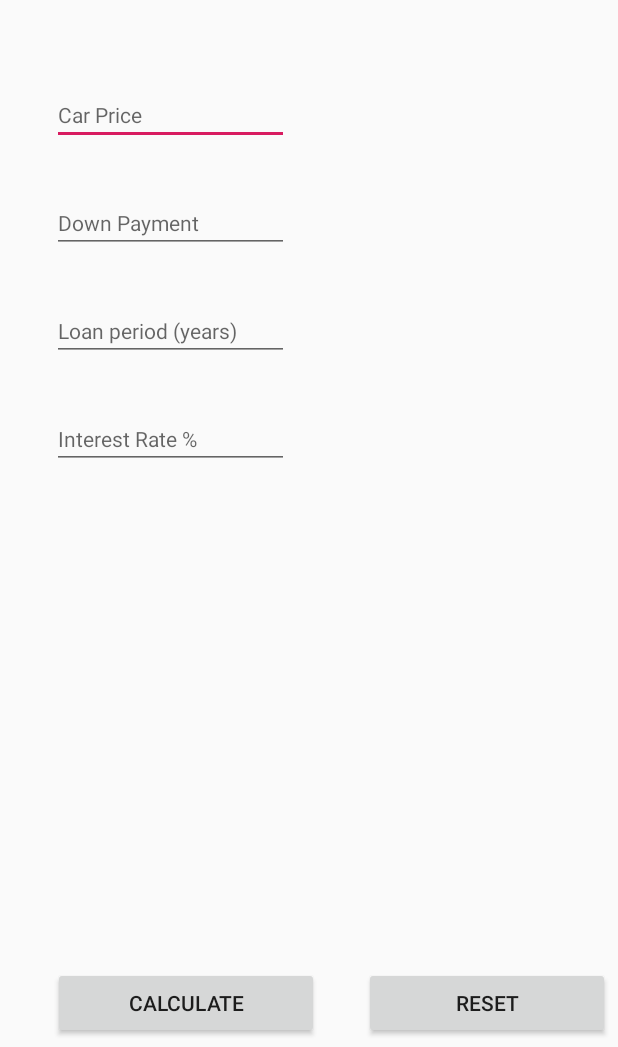
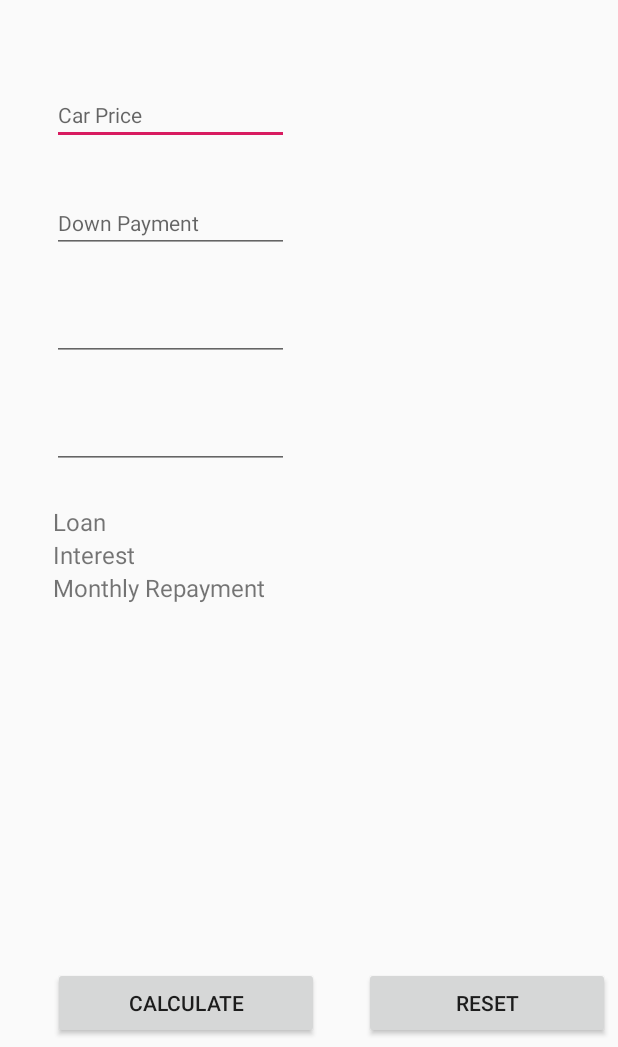
Before and after one commit to hoongAng/CarLoanCalculator, an Android app: the screen it shows after launch (MainActivity), after a tap on "RESET", on a phone screen of 412 x 824 dp, the part 189-1236 px from its top. Run offline under Robolectric (Android 15) with nearby library versions, the phone set to English and light mode, and no system bars; 2 other taps on this screen came first.

Commit message:
new app to calculate loan

```diff
--- a/app/src/main/java/com/example/carloancalculator/MainActivity.kt
+++ b/app/src/main/java/com/example/carloancalculator/MainActivity.kt
@@ -43,9 +43,12 @@ class MainActivity : AppCompatActivity() {
 
 
     fun resetInput(view:View){
-        textDisplayLoan.text = " ";
-        textDisplayInterest.text = " ";
-        textDisplayRepayment.text = " ";
+        textDisplayLoan.text = getString(R.string.displayLoan)+" ";
+        textDisplayInterest.text = getString(R.string.displayInterest)+" ";
+        textDisplayRepayment.text = getString(R.string.displayRepayment)+" ";
+        editLoanPeriod.setText(" ");
+        editInterestRate.setText(" ");
+        editLoanPeriod.setText(" ");
     }
 
     private fun addPlateNo(view:View){
```
